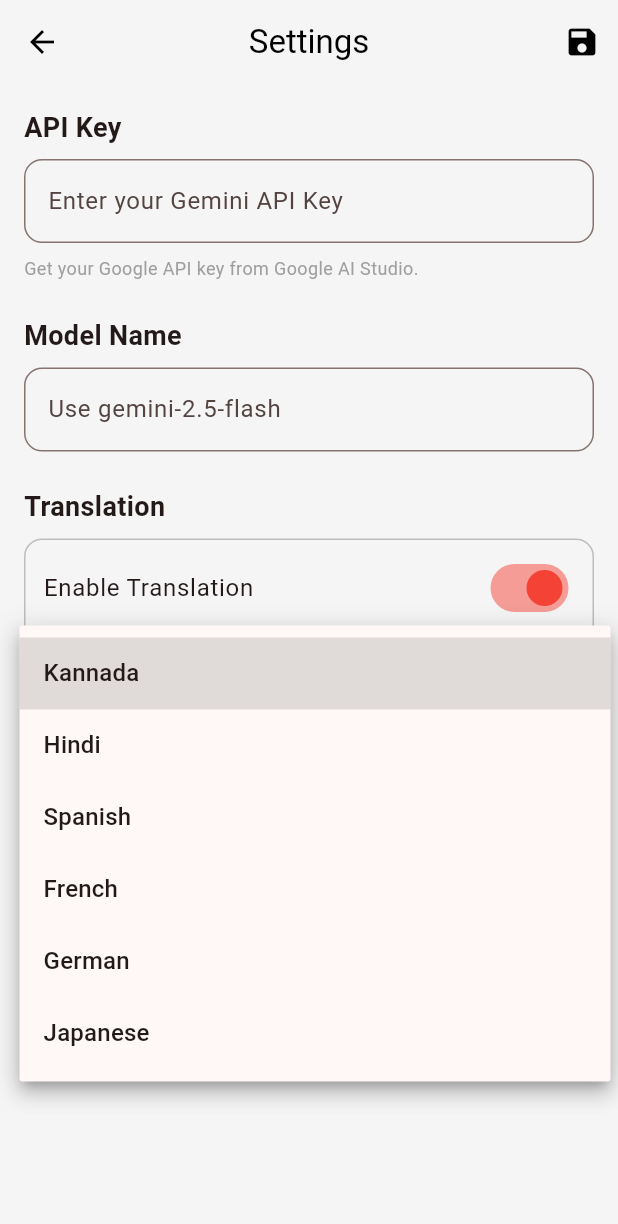
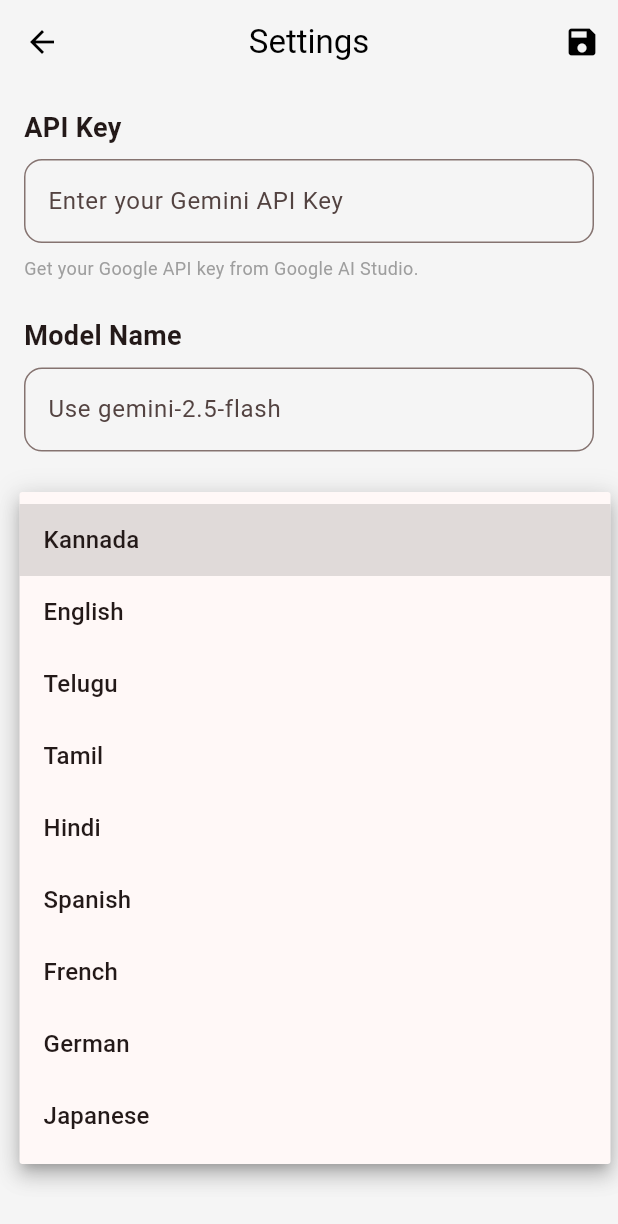
Before and after one commit to ullas9525/Dictation_App, a Flutter app: the SettingsPage screen opened directly, after a tap on "Enable Translation", after a tap on "Kannada", on a phone screen of 412 x 824 dp. Shown: the top 1224 px of the screen. Run offline on Flutter 3.47's test engine with Material 3 defaults, Android fonts, the phone set to English and light mode, and no system bars; our stand-ins replace flutter_markdown, google_generative_ai, permission_handler, shared_preferences; missing offline and left inert: flutter_sound; accounts and stored records are empty.

Commit message:
Update default language to English and expand supported languages list

```diff
--- a/lib/main.dart
+++ b/lib/main.dart
@@ -1321,8 +1321,8 @@
 
   // --- NEW STATE VARIABLES ---
   bool _isTranslationEnabled = false;
-  String _selectedLanguage = 'Kannada';
-  final List<String> _supportedLanguages = ['Kannada', 'Hindi', 'Spanish', 'French', 'German', 'Japanese'];
+  String _selectedLanguage = 'English';
+  final List<String> _supportedLanguages = ['Kannada', 'English', 'Telugu', 'Tamil', 'Hindi', 'Spanish', 'French', 'German', 'Japanese'];
 
 
   @override
```
